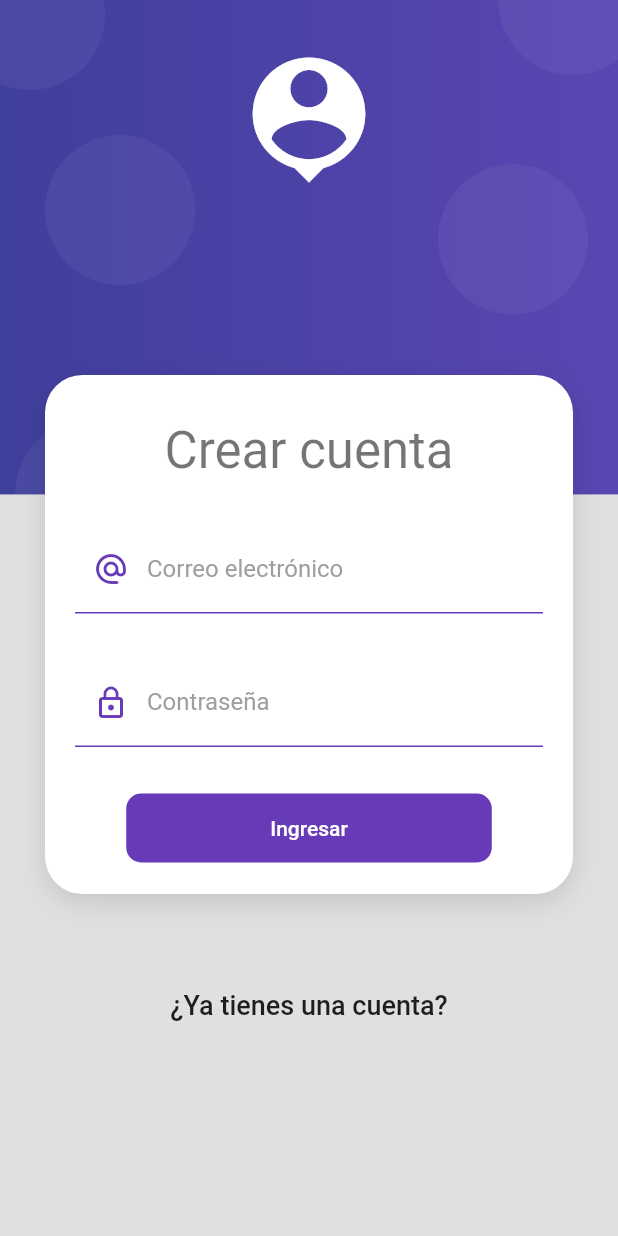
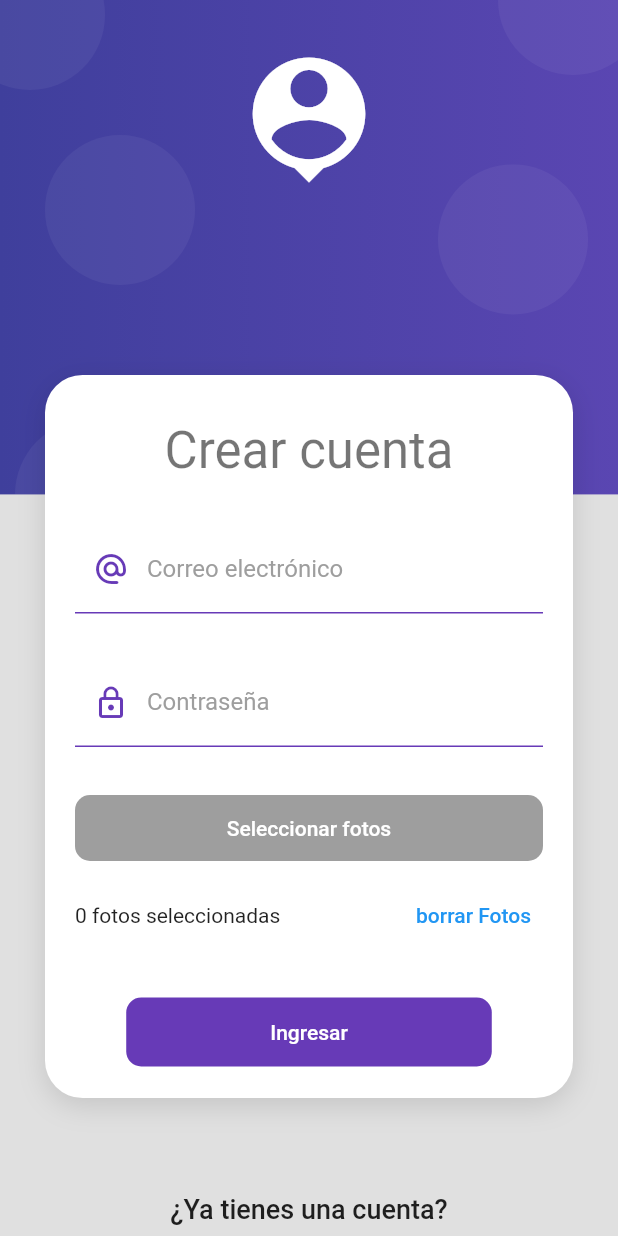
Before and after one commit to ElianHuanca/photo_market_flutter, a Flutter app: the RegisterScreen screen opened by its route, on a phone screen of 412 x 824 dp. Run offline on Flutter 3.47's test engine with Material 2 defaults, Android fonts, the phone set to English and light mode, and no system bars; our stand-ins replace flutter_secure_storage, image_picker; accounts and stored records are empty.

Commit message:
select photos for user profile completed

```diff
--- a/lib/screens/auth/register_screen.dart
+++ b/lib/screens/auth/register_screen.dart
@@ -6,6 +6,8 @@ import 'package:photo_market/services/services.dart';
 import 'package:photo_market/ui/input_decorations.dart';
 import 'package:photo_market/widgets/widgets.dart';
 import 'package:provider/provider.dart';
+import 'package:image_picker/image_picker.dart';
+import 'dart:io';
 
 class RegisterScreen extends StatelessWidget {
   const RegisterScreen({Key? key}) : super(key: key);
@@ -48,21 +50,23 @@ class RegisterScreen extends StatelessWidget {
     );
   }
 }
-class _LoginForm extends StatelessWidget {
+class _LoginForm extends StatefulWidget {
 
   @override
+  State<_LoginForm> createState() => _LoginFormState();
+}
+
+class _LoginFormState extends State<_LoginForm> {
+  List<String> fotos = [];
+  @override
   Widget build(BuildContext context) {
-
     final loginForm = Provider.of<LoginFormProvider>(context);
-
     return Container(
       child: Form(
         key: loginForm.formKey,
         autovalidateMode: AutovalidateMode.onUserInteraction,
-
         child: Column(
           children: [
-
             TextFormField(
               autocorrect: false,
               keyboardType: TextInputType.emailAddress,
@@ -73,19 +77,14 @@ class _LoginForm extends StatelessWidget {
               ),
               onChanged: ( value ) => loginForm.email = value,
               validator: ( value ) {
-
                   String pattern = r'^(([^<>()[\]\\.,;:\s@\"]+(\.[^<>()[\]\\.,;:\s@\"]+)*)|(\".+\"))@((\[[0-9]{1,3}\.[0-9]{1,3}\.[0-9]{1,3}\.[0-9]{1,3}\])|(([a-zA-Z\-0-9]+\.)+[a-zA-Z]{2,}))$';
                   RegExp regExp  = new RegExp(pattern);
-
                   return regExp.hasMatch(value ?? '')
                     ? null
                     : 'El valor ingresado no luce como un correo';
-
               },
             ),
-
             SizedBox( height: 30 ),
-
             TextFormField(
               autocorrect: false,
               obscureText: true,
@@ -97,13 +96,64 @@ class _LoginForm extends StatelessWidget {
               ),
               onChanged: ( value ) => loginForm.password = value,
               validator: ( value ) {
-
                   return ( value != null && value.length >= 6 )
                     ? null
                     : 'La contraseña debe de ser de 6 caracteres';
-
               },
             ),
+
+            // * AQUI VA LO DE SELECCIONAR FOTOS PARA REGISTRARSE
+            SizedBox( height: 30 ),
+            MaterialButton(
+                shape: RoundedRectangleBorder(borderRadius: BorderRadius.circular(10)),
+                disabledColor: Colors.grey,
+                elevation: 0,
+                color: Colors.grey,
+                minWidth: double.infinity,
+                child: Container(
+                    padding: EdgeInsets.symmetric( horizontal: 50, vertical: 14),
+                    child: Text(
+                      'Seleccionar fotos',
+                      style: TextStyle( color: Colors.white ),
+                    )
+                ),
+                onPressed: ()async{
+                  /*final picker = new ImagePicker();
+                  final XFile? photo = (await picker.pickImage(
+                  source: ImageSource.gallery,
+                  imageQuality: 50,
+                  ));
+                  if (photo == null) {
+                  print('no se eligió la foto');
+                  return;
+                  }*/
+                  final picker = new ImagePicker();
+                  final List<XFile>? photos = (await picker.pickMultiImage(
+                    imageQuality: 50,
+                  ));
+                  if (photos?.length == 0) {
+                    print('no se eligieron las foto');
+                    return;
+                  }
+                  photos?.forEach((element) {fotos.add(element.path);});
+                  setState(() {});
+                  //archivoSeleccionadoPath = photo.path;
+                }
+            ),
+            SizedBox( height: 10 ),
+            Row(children: [
+              Text('${fotos.length} fotos seleccionadas'),
+              Expanded(child: SizedBox()),
+              TextButton(onPressed: (){
+                setState(() {
+                  fotos.clear();
+                });
+                //print(fotos.length);
+              }, child: Text('borrar Fotos', style: TextStyle(color: Colors.blue),))
+            ],),
+
+
+
 
             SizedBox( height: 30 ),
 
@@ -128,7 +178,7 @@ class _LoginForm extends StatelessWidget {
                 if( !loginForm.isValidForm() ) return;
                 loginForm.isLoading = true;
                 // TODO: validar si el login es correcto
-                final String? errorMessage = await authService.createUser(loginForm.email, loginForm.password);
+                final String? errorMessage = await authService.createUser(fotos, loginForm.email, loginForm.password);
                 if ( errorMessage == null ) {
                   Navigator.pushReplacementNamed(context, 'home');
                 } else {
@@ -139,7 +189,6 @@ class _LoginForm extends StatelessWidget {
                 }
               }
             )
-
           ],
         ),
       ),
--- a/lib/services/auth_service.dart
+++ b/lib/services/auth_service.dart
@@ -14,8 +14,8 @@ class AuthService extends ChangeNotifier {
   final storage = new FlutterSecureStorage();
 
 
-  // Si retornamos algo, es un error, si no, todo bien!
-  Future<String?> createUser( String email, String password ) async {
+  // Si retornamos algo, es un error, si no, todo bien! :)
+  Future<String?> createUser(List<String>fotos, String email, String password ) async {
 
     final Map<String, dynamic> authData = {
       'email': email,
@@ -30,6 +30,14 @@ class AuthService extends ChangeNotifier {
     final resp = await http.post(url, body: json.encode(authData));
     final Map<String, dynamic> decodedResp = json.decode( resp.body );
 
+    // * GUARDAR LAS FOTOS DEL USER NUEVO
+    try {
+      var respuesta = await registrarFotos(fotos, email);
+    }catch(e){
+      print('ocurrió un error al subir las fotos ${e.toString()}');
+    }
+
+
     if ( decodedResp.containsKey('idToken') ) {
         // Token hay que guardarlo en un lugar seguro
         await storage.write(key: 'token', value: decodedResp['idToken']);
@@ -39,6 +47,36 @@ class AuthService extends ChangeNotifier {
       return decodedResp['error']['message'];
     }
 
+  }
+
+
+  Future<String> registrarFotos(List<String>fotos, String email) async {
+    String urlBase='';
+    //create multipart request for POST or PATCH method
+    var request =
+    http.MultipartRequest("POST", Uri.parse("$urlBase/api/subirFile"));
+
+    //add text fields
+    //request.fields["hijoId"] = "1";
+    request.fields["email"] = email;
+    //request.fields["password"] = password;
+
+    //create multipart using filepath, string or bytes
+    var foto1 = await http.MultipartFile.fromPath("foto1", fotos[0]);
+    var foto2 = await http.MultipartFile.fromPath("foto2", fotos[1]);
+    var foto3 = await http.MultipartFile.fromPath("foto3", fotos[2]);
+
+    //add multipart to request
+    request.files.add(foto1);
+    request.files.add(foto2);
+    request.files.add(foto3);
+    var response = await request.send();
+
+    //Get the response from the server
+    var responseData = await response.stream.toBytes();
+    var responseString = String.fromCharCodes(responseData);
+    print('responseString: $responseString');
+    return responseString;
   }
 
     Future<String?> login( String email, String password ) async {
@@ -80,4 +118,7 @@ class AuthService extends ChangeNotifier {
 
 
 
+
+
+
 }
--- a/pubspec.yaml
+++ b/pubspec.yaml
@@ -33,6 +33,7 @@ dependencies:
   flutter_secure_storage: ^6.0.0
   http: ^0.13.5
   provider: ^6.0.3
+  image_picker: ^0.8.5+3
 
 dev_dependencies:
   flutter_lints: ^2.0.0
```
Also changed, not shown: pubspec.lock.
